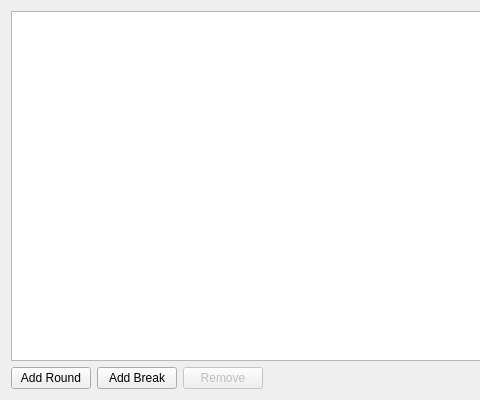
Qt form TBQt/TBSetupRoundsWidget.ui (ryandrake08/td) before a commit; both pictures show x 0 to 480 and y 0 to 400 of the 700 by 400 pixel window.
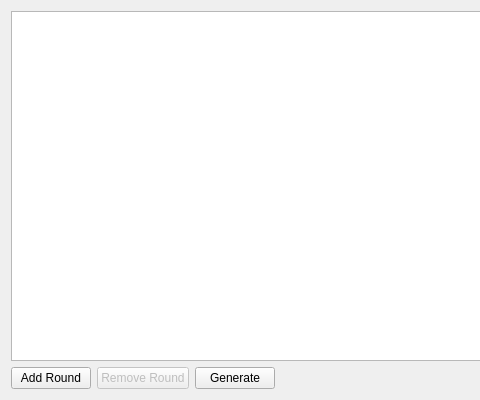
The same form after that commit.

Commit message: Significant improvements to setup tabs

```diff
--- a/TBQt/TBSetupRoundsWidget.ui
+++ b/TBQt/TBSetupRoundsWidget.ui
@@ -42,23 +42,23 @@
        </property>
       </widget>
      </item>
-     <item>
-      <widget class="QPushButton" name="addBreakButton">
-       <property name="text">
-        <string>Add Break</string>
-       </property>
-      </widget>
-     </item>
      <item>
       <widget class="QPushButton" name="removeButton">
        <property name="text">
-        <string>Remove</string>
+        <string>Remove Round</string>
        </property>
        <property name="enabled">
         <bool>false</bool>
        </property>
       </widget>
      </item>
+     <item>
+      <widget class="QPushButton" name="generateButton">
+       <property name="text">
+        <string>Generate</string>
+       </property>
+      </widget>
+     </item>
      <item>
       <spacer name="buttonSpacer">
        <property name="orientation">
```
The commit also changes 32 other files.
